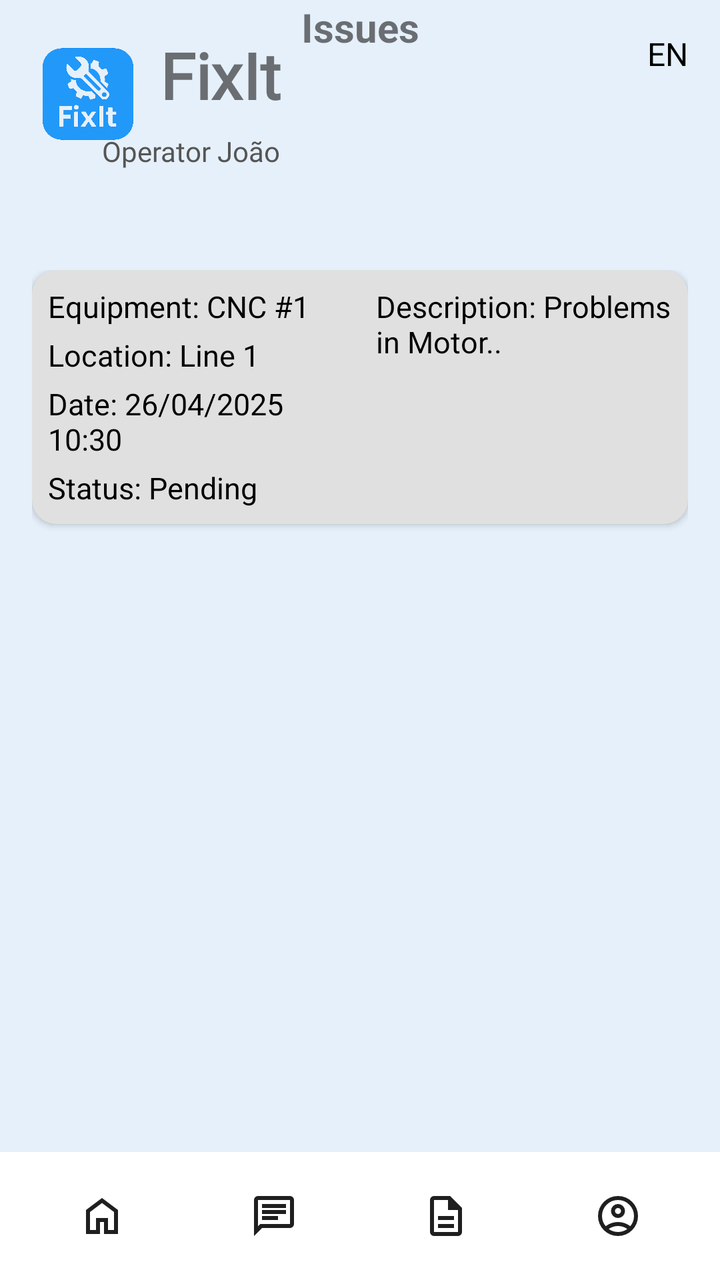
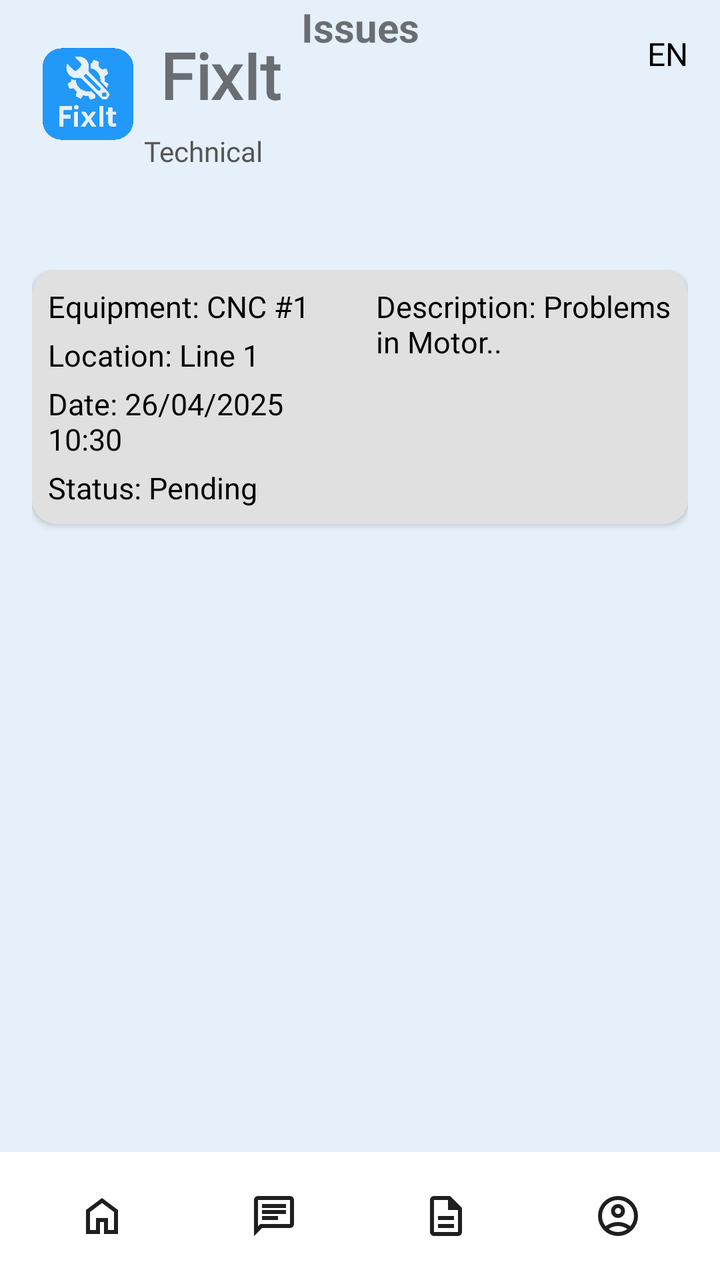

The first picture is an Android layout as it rendered before a commit; the second is the same layout after the commit. The layout source and the unified diff follow.
<!-- AndroidManifest.xml: application theme Theme.FixIt -->
<!-- res/layout/activity_technical_issue.xml -->
<?xml version="1.0" encoding="utf-8"?>
<androidx.constraintlayout.widget.ConstraintLayout xmlns:android="http://schemas.android.com/apk/res/android"
    xmlns:app="http://schemas.android.com/apk/res-auto"
    xmlns:tools="http://schemas.android.com/tools"
    android:layout_width="match_parent"
    android:layout_height="match_parent"
    android:background="#E6F0FA"
    tools:context=".TechnicalIssueActivity">

    <ImageView
        android:id="@+id/logoIcon"
        android:layout_width="56dp"
        android:layout_height="62dp"
        android:layout_marginStart="16dp"
        android:layout_marginTop="16dp"
        android:src="@drawable/fixit_logo"
        app:layout_constraintStart_toStartOf="parent"
        app:layout_constraintTop_toTopOf="parent" />

    <TextView
        android:id="@+id/appTitle"
        android:layout_width="wrap_content"
        android:layout_height="wrap_content"
        android:layout_marginStart="8dp"
        android:layout_marginTop="16dp"
        android:fontFamily="@font/rem"
        android:text="@string/app_name"
        android:textSize="32sp"
        android:textStyle="bold"
        app:layout_constraintStart_toEndOf="@id/logoIcon"
        app:layout_constraintTop_toTopOf="parent" />

    <TextView
        android:id="@+id/languageSwitcher"
        android:layout_width="wrap_content"
        android:layout_height="wrap_content"
        android:layout_marginTop="16dp"
        android:layout_marginEnd="16dp"
        android:text="EN"
        android:textColor="#000000"
        android:textSize="16sp"
        app:layout_constraintEnd_toEndOf="parent"
        app:layout_constraintTop_toTopOf="parent" />

    <TextView
        android:id="@+id/userRole"
        android:layout_width="wrap_content"
        android:layout_height="wrap_content"
        android:layout_marginTop="66dp"
        android:layout_marginEnd="241dp"
        android:layout_marginBottom="140dp"
        android:fontFamily="@font/roboto"
        android:text="Operator João"
        android:textColor="#555555"
        android:textSize="14sp"
        app:layout_constraintBottom_toTopOf="@+id/issueDetailContainer"
        app:layout_constraintEnd_toEndOf="parent"
        app:layout_constraintStart_toEndOf="@+id/logoIcon"
        app:layout_constraintTop_toTopOf="parent" />

    <TextView
        android:id="@+id/recentIssuesLabel"
        android:layout_width="wrap_content"
        android:layout_height="wrap_content"
        android:text="Issues"
        android:textSize="20sp"
        android:textStyle="bold"
        app:layout_constraintEnd_toEndOf="parent"
        app:layout_constraintStart_toStartOf="parent"
        tools:layout_editor_absoluteY="102dp"
        tools:ignore="MissingConstraints" />

    <LinearLayout
        android:id="@+id/issueDetailContainer"
        android:layout_width="0dp"
        android:layout_height="wrap_content"
        android:orientation="vertical"
        android:layout_marginTop="50dp"
        android:layout_marginStart="16dp"
        android:layout_marginEnd="16dp"
        app:layout_constraintTop_toBottomOf="@id/userRole"
        app:layout_constraintStart_toStartOf="parent"
        app:layout_constraintEnd_toEndOf="parent">

        <androidx.cardview.widget.CardView
            android:id="@+id/issueCard"
            android:layout_width="match_parent"
            android:layout_height="wrap_content"
            android:layout_marginBottom="16dp"
            app:cardCornerRadius="12dp"
            app:cardElevation="2dp"
            app:cardBackgroundColor="#E0E0E0">

            <LinearLayout
                android:layout_width="match_parent"
                android:layout_height="wrap_content"
                android:orientation="vertical"
                android:padding="8dp">

                <LinearLayout
                    android:layout_width="match_parent"
                    android:layout_height="wrap_content"
                    android:orientation="horizontal">

                    <LinearLayout
                        android:layout_width="0dp"
                        android:layout_height="wrap_content"
                        android:layout_weight="1"
                        android:orientation="vertical">

                        <TextView
                            android:layout_width="wrap_content"
                            android:layout_height="wrap_content"
                            android:text="Equipment: CNC #1"
                            android:textColor="#000000"
                            android:textSize="15sp" />

                        <TextView
                            android:layout_width="wrap_content"
                            android:layout_height="wrap_content"
                            android:layout_marginTop="4dp"
                            android:text="Location: Line 1"
                            android:textColor="#000000"
                            android:textSize="15sp" />

                        <TextView
                            android:layout_width="wrap_content"
                            android:layout_height="wrap_content"
                            android:layout_marginTop="4dp"
                            android:text="Date: 26/04/2025 10:30"
                            android:textColor="#000000"
                            android:textSize="15sp" />

                        <TextView
                            android:layout_width="wrap_content"
                            android:layout_height="wrap_content"
                            android:layout_marginTop="4dp"
                            android:text="Status: Pending"
                            android:textColor="#000000"
                            android:textSize="15sp" />
                    </LinearLayout>

                    <LinearLayout
                        android:layout_width="0dp"
                        android:layout_height="wrap_content"
                        android:layout_marginStart="16dp"
                        android:layout_weight="1"
                        android:orientation="vertical">

                        <TextView
                            android:layout_width="wrap_content"
                            android:layout_height="wrap_content"
                            android:text="Description: Problems in Motor.."
                            android:textColor="#000000"
                            android:textSize="15sp" />
                    </LinearLayout>
                </LinearLayout>

                <LinearLayout
                    android:id="@+id/buttonContainer"
                    android:layout_width="match_parent"
                    android:layout_height="wrap_content"
                    android:orientation="horizontal"
                    android:layout_marginTop="10dp"
                    android:gravity="center"
                    android:visibility="gone">

                    <Button
                        android:layout_width="85dp"
                        android:layout_height="40dp"
                        android:layout_marginEnd="8dp"
                        android:backgroundTint="#2196F3"
                        android:padding="8dp"
                        android:text="View Details"
                        android:textColor="#FFFFFF"
                        android:textSize="10sp"
                        tools:ignore="TouchTargetSizeCheck" />

                    <Button
                        android:layout_width="85dp"
                        android:layout_height="40dp"
                        android:layout_marginEnd="8dp"
                        android:backgroundTint="#2196F3"
                        android:padding="8dp"
                        android:text="Send Message to operator"
                        android:textColor="#FFFFFF"
                        android:textSize="8sp"
                        tools:ignore="TouchTargetSizeCheck" />

                    <Button
                        android:layout_width="85dp"
                        android:layout_height="40dp"
                        android:layout_marginEnd="8dp"
                        android:backgroundTint="#2196F3"
                        android:padding="8dp"
                        android:text="Change Status"
                        android:textColor="#FFFFFF"
                        android:textSize="10sp"
                        tools:ignore="TouchTargetSizeCheck" />

                    <Button
                        android:layout_width="85dp"
                        android:layout_height="40dp"
                        android:backgroundTint="#2196F3"
                        android:padding="8dp"
                        android:text="Edit Description"
                        android:textColor="#FFFFFF"
                        android:textSize="10sp"
                        tools:ignore="TouchTargetSizeCheck" />
                </LinearLayout>
            </LinearLayout>
        </androidx.cardview.widget.CardView>

    </LinearLayout>

    <include
        android:id="@+id/bottomNavBar"
        layout="@layout/component_bottom_nav"
        android:layout_width="match_parent"
        android:layout_height="wrap_content"
        app:layout_constraintBottom_toBottomOf="parent" />

</androidx.constraintlayout.widget.ConstraintLayout>
<!-- res/layout/component_bottom_nav.xml (included above) -->
<?xml version="1.0" encoding="utf-8"?>
<LinearLayout xmlns:android="http://schemas.android.com/apk/res/android"
    xmlns:tools="http://schemas.android.com/tools"
    android:id="@+id/bottomNavBar"
    android:layout_width="match_parent"
    android:layout_height="60dp"
    android:background="#FFFFFF"
    android:baselineAligned="false"
    android:orientation="horizontal"
    android:padding="8dp">

    <FrameLayout
        android:id="@+id/nav_home"
        android:layout_width="0dp"
        android:layout_height="match_parent"
        android:layout_weight="1"
        android:clickable="true"
        android:focusable="true"
        android:minWidth="48dp"
        android:minHeight="48dp"
        tools:ignore="TouchTargetSizeCheck">

        <ImageView
            android:layout_width="wrap_content"
            android:layout_height="wrap_content"
            android:layout_gravity="center"
            android:contentDescription="Home"
            android:src="@drawable/ic_home" />
    </FrameLayout>

    <FrameLayout
        android:id="@+id/nav_messages"
        android:layout_width="0dp"
        android:layout_height="match_parent"
        android:layout_weight="1"
        android:clickable="true"
        android:focusable="true"
        android:minWidth="48dp"
        android:minHeight="48dp"
        tools:ignore="TouchTargetSizeCheck">

        <ImageView
            android:layout_width="wrap_content"
            android:layout_height="wrap_content"
            android:layout_gravity="center"
            android:contentDescription="Messages"
            android:src="@drawable/ic_messages" />
    </FrameLayout>

    <FrameLayout
        android:id="@+id/nav_reports"
        android:layout_width="0dp"
        android:layout_height="match_parent"
        android:layout_weight="1"
        android:clickable="true"
        android:focusable="true"
        android:minWidth="48dp"
        android:minHeight="48dp"
        tools:ignore="TouchTargetSizeCheck">

        <ImageView
            android:layout_width="wrap_content"
            android:layout_height="wrap_content"
            android:layout_gravity="center"
            android:contentDescription="Reports"
            android:src="@drawable/ic_reports" />
    </FrameLayout>

    <FrameLayout
        android:id="@+id/nav_profile"
        android:layout_width="0dp"
        android:layout_height="match_parent"
        android:layout_weight="1"
        android:clickable="true"
        android:focusable="true"
        android:minWidth="48dp"
        android:minHeight="48dp"
        tools:ignore="TouchTargetSizeCheck">

        <ImageView
            android:layout_width="wrap_content"
            android:layout_height="wrap_content"
            android:layout_gravity="center"
            android:contentDescription="Profile"
            android:src="@drawable/ic_profile" />
    </FrameLayout>

</LinearLayout>
<!-- resources referenced by this layout -->
<resources>
  <!-- drawable fixit_logo: png bitmap (drawable, 922112 bytes) -->
  <!-- drawable ic_home (drawable) -->
  <vector xmlns:android="http://schemas.android.com/apk/res/android"
      android:width="24dp"
      android:height="24dp"
      android:viewportWidth="960"
      android:viewportHeight="960">
    <path
        android:pathData="M240,760h120v-240h240v240h120v-360L480,220 240,400v360ZM160,840v-480l320,-240 320,240v480L520,840v-240h-80v240L160,840ZM480,490Z"
        android:fillColor="#1f1f1f"/>
  </vector>
  <!-- drawable ic_messages (drawable) -->
  <vector xmlns:android="http://schemas.android.com/apk/res/android"
      android:width="24dp"
      android:height="24dp"
      android:viewportWidth="960"
      android:viewportHeight="960">
    <path
        android:pathData="M240,560h320v-80L240,480v80ZM240,440h480v-80L240,360v80ZM240,320h480v-80L240,240v80ZM80,880v-720q0,-33 23.5,-56.5T160,80h640q33,0 56.5,23.5T880,160v480q0,33 -23.5,56.5T800,720L240,720L80,880ZM206,640h594v-480L160,160v525l46,-45ZM160,640v-480,480Z"
        android:fillColor="#1f1f1f"/>
  </vector>
  <!-- drawable ic_profile (drawable) -->
  <vector xmlns:android="http://schemas.android.com/apk/res/android"
      android:width="24dp"
      android:height="24dp"
      android:viewportWidth="960"
      android:viewportHeight="960">
    <path
        android:pathData="M234,684q51,-39 114,-61.5T480,600q69,0 132,22.5T726,684q35,-41 54.5,-93T800,480q0,-133 -93.5,-226.5T480,160q-133,0 -226.5,93.5T160,480q0,59 19.5,111t54.5,93ZM480,520q-59,0 -99.5,-40.5T340,380q0,-59 40.5,-99.5T480,240q59,0 99.5,40.5T620,380q0,59 -40.5,99.5T480,520ZM480,880q-83,0 -156,-31.5T197,763q-54,-54 -85.5,-127T80,480q0,-83 31.5,-156T197,197q54,-54 127,-85.5T480,80q83,0 156,31.5T763,197q54,54 85.5,127T880,480q0,83 -31.5,156T763,763q-54,54 -127,85.5T480,880ZM480,800q53,0 100,-15.5t86,-44.5q-39,-29 -86,-44.5T480,680q-53,0 -100,15.5T294,740q39,29 86,44.5T480,800ZM480,440q26,0 43,-17t17,-43q0,-26 -17,-43t-43,-17q-26,0 -43,17t-17,43q0,26 17,43t43,17ZM480,380ZM480,740Z"
        android:fillColor="#1f1f1f"/>
  </vector>
  <!-- drawable ic_reports (drawable) -->
  <vector xmlns:android="http://schemas.android.com/apk/res/android"
      android:width="24dp"
      android:height="24dp"
      android:viewportWidth="960"
      android:viewportHeight="960">
    <path
        android:pathData="M320,720h320v-80L320,640v80ZM320,560h320v-80L320,480v80ZM240,880q-33,0 -56.5,-23.5T160,800v-640q0,-33 23.5,-56.5T240,80h320l240,240v480q0,33 -23.5,56.5T720,880L240,880ZM520,360v-200L240,160v640h480v-440L520,360ZM240,160v200,-200 640,-640Z"
        android:fillColor="#1f1f1f"/>
  </vector>
  <string name="app_name">FixIt</string>
  <style name="Theme.FixIt" parent="Theme.MaterialComponents.DayNight.NoActionBar">
          
          <item name="colorPrimary">#2199F9</item> 
          <item name="colorPrimaryVariant">#1976D2</item> 
          <item name="colorOnPrimary">#FFFFFF</item>
  
          <item name="colorSecondary">#2199F9</item>
          <item name="colorOnSecondary">#FFFFFF</item>
  
          
          <item name="android:windowBackground">@color/light_blue</item>
  
          
          <item name="android:forceDarkAllowed" tools:targetApi="q">true</item>
      </style>
  <color name="light_blue">#E6F0FA</color>
</resources>

<!-- the commit's change to res/layout/activity_technical_issue.xml (unified diff, before → after) -->
@@ -2,6 +2,7 @@
 <androidx.constraintlayout.widget.ConstraintLayout xmlns:android="http://schemas.android.com/apk/res/android"
     xmlns:app="http://schemas.android.com/apk/res-auto"
     xmlns:tools="http://schemas.android.com/tools"
+    android:fitsSystemWindows="true"
     android:layout_width="match_parent"
     android:layout_height="match_parent"
     android:background="#E6F0FA"
@@ -50,11 +51,12 @@
         android:layout_marginEnd="241dp"
         android:layout_marginBottom="140dp"
         android:fontFamily="@font/roboto"
-        android:text="Operator João"
+        android:text="@string/user_role_prefix_technical"
         android:textColor="#555555"
         android:textSize="14sp"
         app:layout_constraintBottom_toTopOf="@+id/issueDetailContainer"
         app:layout_constraintEnd_toEndOf="parent"
+        app:layout_constraintHorizontal_bias="0.0"
         app:layout_constraintStart_toEndOf="@+id/logoIcon"
         app:layout_constraintTop_toTopOf="parent" />
 
<!-- resource entries referenced after the edit -->
@@ -42,6 +42,7 @@
         android:fillColor="#1f1f1f"/>
   </vector>
   <string name="app_name">FixIt</string>
+  <string name="user_role_prefix_technical">Technical</string>
   <style name="Theme.FixIt" parent="Theme.MaterialComponents.DayNight.NoActionBar">
           
           <item name="colorPrimary">#2199F9</item> 
